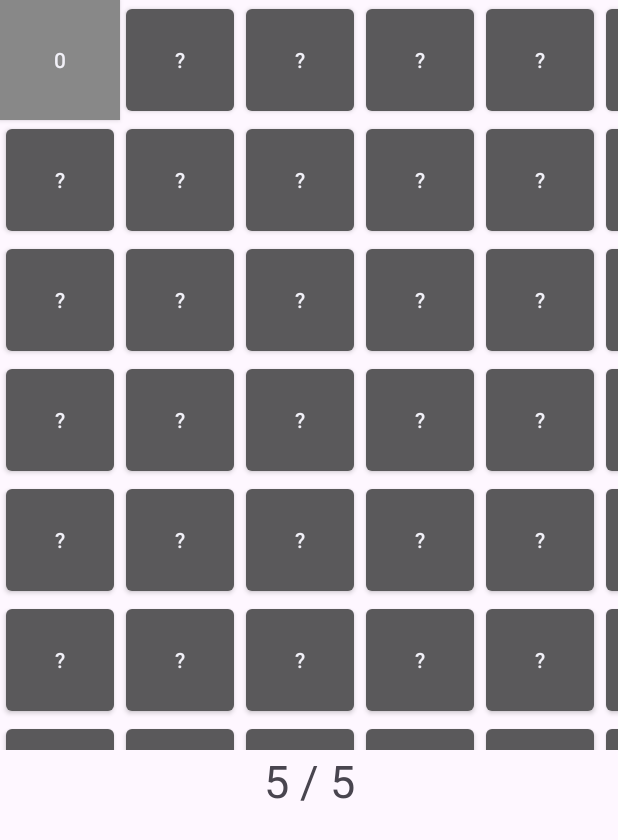
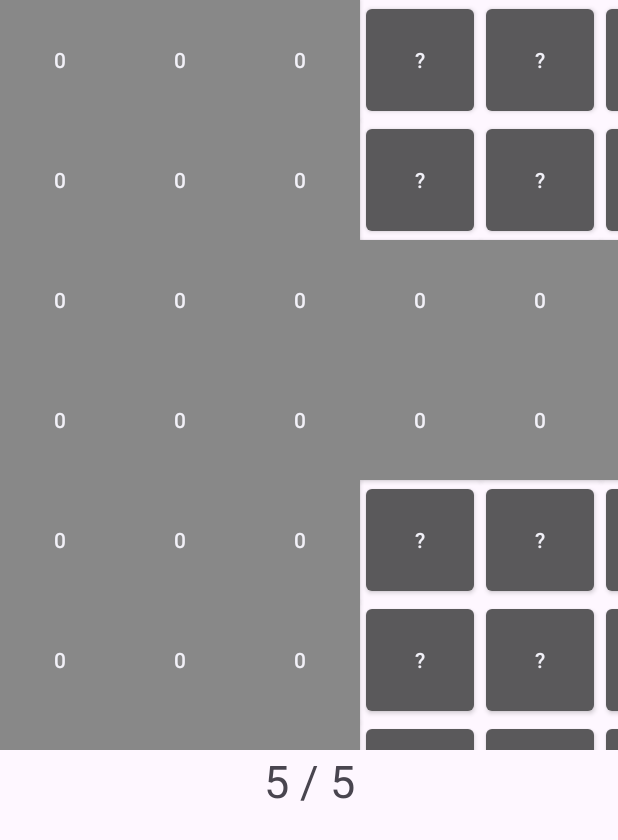
Before and after one commit to kobay9iq/Android_MineSweeper, an Android app: the screen it shows after launch (MainActivity), after a tap on an icon or button, on a phone screen of 412 x 824 dp. Shown: the top 840 px of the screen. Run offline under Robolectric (Android 15) with nearby library versions, the phone set to English and light mode, and no system bars.

Commit message:
Added auto-openning zero cells

```diff
--- a/app/src/main/java/com/example/sapper/MainActivity.java
+++ b/app/src/main/java/com/example/sapper/MainActivity.java
@@ -50,48 +50,14 @@ public class MainActivity extends AppCompatActivity {
 
     LayoutInflater inflater =
         (LayoutInflater) getApplicationContext().getSystemService(LAYOUT_INFLATER_SERVICE);
+
     for (int i = 0; i < MINESCONST; i++) {
       cellsValue[random.nextInt(HEIGHT)][random.nextInt(WIDTH)] = '*';
     }
     for (int i = 0; i < HEIGHT; i++) {
       for (int j = 0; j < WIDTH; j++) {
         cells[i][j] = (Button) inflater.inflate(R.layout.cell, layout, false);
-        if (cellsValue[i][j] == '*') {
-          if (i > 0 && cellsValue[i - 1][j] != '*') {
-            cellsValue[i - 1][j] =
-                (char) ('0' + (Character.getNumericValue(cellsValue[i - 1][j]) + 1));
-          }
-          if (j > 0 && cellsValue[i][j - 1] != '*') {
-            cellsValue[i][j - 1] =
-                (char) ('0' + (Character.getNumericValue(cellsValue[i][j - 1]) + 1));
-          }
-          if (j != WIDTH - 1 && cellsValue[i][j + 1] != '*') {
-            cellsValue[i][j + 1] =
-                (char) ('0' + (Character.getNumericValue(cellsValue[i][j + 1]) + 1));
-          }
-          if (i != WIDTH - 1 && cellsValue[i + 1][j] != '*') {
-            cellsValue[i + 1][j] =
-                (char) ('0' + (Character.getNumericValue(cellsValue[i + 1][j]) + 1));
-          }
-          //
-          if (i > 0 && j > 0 && cellsValue[i - 1][j - 1] != '*') {
-            cellsValue[i - 1][j - 1] =
-                (char) ('0' + (Character.getNumericValue(cellsValue[i - 1][j - 1]) + 1));
-          }
-          if (i != WIDTH - 1 && j > 0 && cellsValue[i + 1][j - 1] != '*') {
-            cellsValue[i + 1][j - 1] =
-                (char) ('0' + (Character.getNumericValue(cellsValue[i + 1][j - 1]) + 1));
-          }
-          if (i > 0 && j != WIDTH - 1 && cellsValue[i - 1][j + 1] != '*') {
-            cellsValue[i - 1][j + 1] =
-                (char) ('0' + (Character.getNumericValue(cellsValue[i - 1][j + 1]) + 1));
-          }
-          if (i != WIDTH - 1 && j != WIDTH - 1 && cellsValue[i + 1][j + 1] != '*') {
-            cellsValue[i + 1][j + 1] =
-                (char) ('0' + (Character.getNumericValue(cellsValue[i + 1][j + 1]) + 1));
-          }
-
-        }
+        fillTheCellsWithNumbers(i, j);
       }
     }
 
@@ -103,7 +69,6 @@ public class MainActivity extends AppCompatActivity {
         // cells[i][j].setText("" + (j + HEIGHT * i + 1));
         // cells[finalI][finalJ].setText("" + cellsValue[finalI][finalJ]);
 
-
         cells[i][j].setTag("" + (j + HEIGHT * i));
         cells[i][j].setOnClickListener(
             new View.OnClickListener() {
@@ -114,7 +79,29 @@ public class MainActivity extends AppCompatActivity {
                   Runtime.getRuntime().exit(0);
                 }
                 cells[finalI][finalJ].setText("" + cellsValue[finalI][finalJ]);
-                v.setBackgroundColor(Color.GRAY);
+                cells[finalI][finalJ].setBackgroundColor(Color.GRAY);
+
+                if (cellsValue[finalI][finalJ] == '0') {
+                  for (int raw = 0; raw != HEIGHT; raw++) {
+                    for (int col = finalJ; col != WIDTH; col++) {
+                      if (cellsValue[raw][col] != '0') {
+                        break;
+                      }
+                      cells[raw][col].setText("" + cellsValue[raw][col]);
+                      cells[raw][col].setBackgroundColor(Color.GRAY);
+                    }
+                    for (int col = finalJ; col >= 0; col--) {
+                      if (cellsValue[raw][col] != '0') {
+
+                        break;
+                      }
+                      cells[raw][col].setText("" + cellsValue[raw][col]);
+                      cells[raw][col].setBackgroundColor(Color.GRAY);
+                    }
+                  }
+                }
+
+                // v.setBackgroundColor(Color.GRAY);
               }
             });
         cells[i][j].setOnLongClickListener(
@@ -140,4 +127,42 @@ public class MainActivity extends AppCompatActivity {
       }
     }
   }
+
+  private void fillTheCellsWithNumbers(int i, int j) {
+    if (cellsValue[i][j] == '*') {
+      if (i > 0 && cellsValue[i - 1][j] != '*') {
+        cellsValue[i - 1][j] =
+            (char) ('0' + (Character.getNumericValue(cellsValue[i - 1][j]) + 1));
+      }
+      if (j > 0 && cellsValue[i][j - 1] != '*') {
+        cellsValue[i][j - 1] =
+            (char) ('0' + (Character.getNumericValue(cellsValue[i][j - 1]) + 1));
+      }
+      if (j != WIDTH - 1 && cellsValue[i][j + 1] != '*') {
+        cellsValue[i][j + 1] =
+            (char) ('0' + (Character.getNumericValue(cellsValue[i][j + 1]) + 1));
+      }
+      if (i != WIDTH - 1 && cellsValue[i + 1][j] != '*') {
+        cellsValue[i + 1][j] =
+            (char) ('0' + (Character.getNumericValue(cellsValue[i + 1][j]) + 1));
+      }
+      //
+      if (i > 0 && j > 0 && cellsValue[i - 1][j - 1] != '*') {
+        cellsValue[i - 1][j - 1] =
+            (char) ('0' + (Character.getNumericValue(cellsValue[i - 1][j - 1]) + 1));
+      }
+      if (i != WIDTH - 1 && j > 0 && cellsValue[i + 1][j - 1] != '*') {
+        cellsValue[i + 1][j - 1] =
+            (char) ('0' + (Character.getNumericValue(cellsValue[i + 1][j - 1]) + 1));
+      }
+      if (i > 0 && j != WIDTH - 1 && cellsValue[i - 1][j + 1] != '*') {
+        cellsValue[i - 1][j + 1] =
+            (char) ('0' + (Character.getNumericValue(cellsValue[i - 1][j + 1]) + 1));
+      }
+      if (i != WIDTH - 1 && j != WIDTH - 1 && cellsValue[i + 1][j + 1] != '*') {
+        cellsValue[i + 1][j + 1] =
+            (char) ('0' + (Character.getNumericValue(cellsValue[i + 1][j + 1]) + 1));
+      }
+    }
+  }
 }
```
